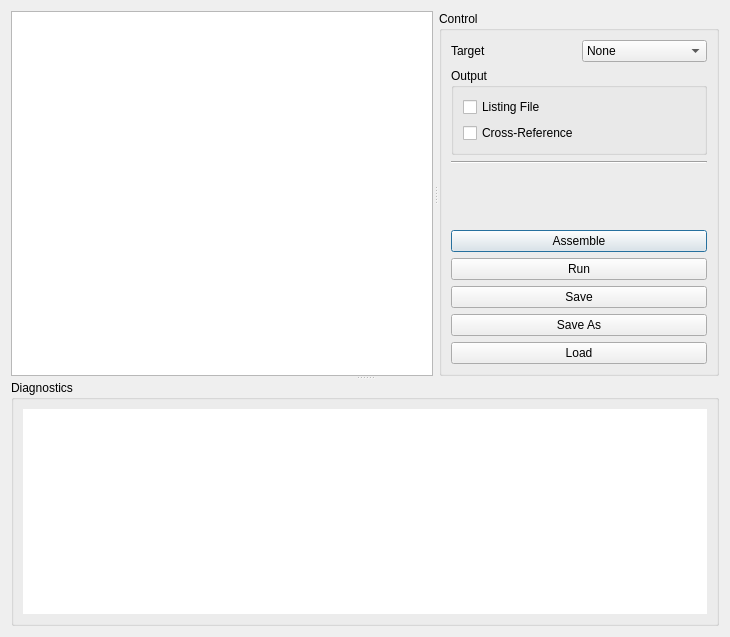
Qt form src/gui/ui/assemblerdialog.ui (42wonko/chip8) before a commit.
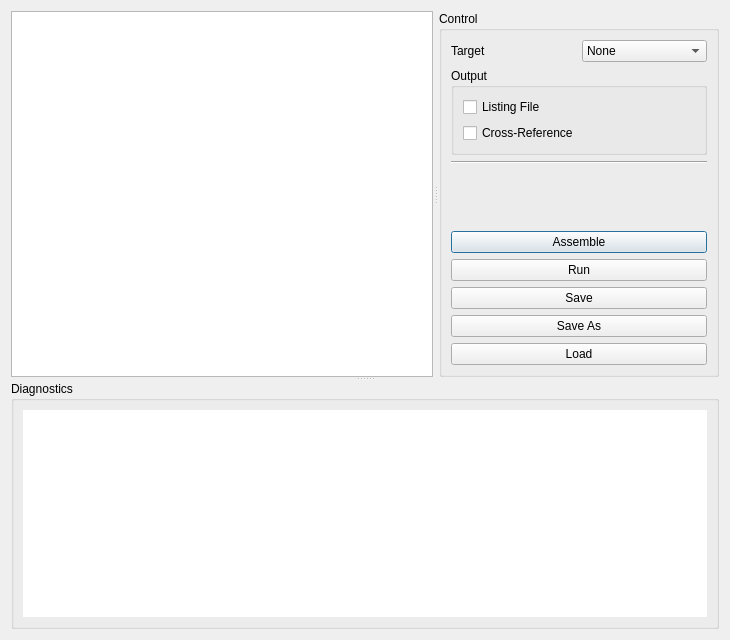
The same form after that commit. Custom widgets are drawn as their Qt base class.

Patch:
```diff
--- a/src/gui/ui/assemblerdialog.ui
+++ b/src/gui/ui/assemblerdialog.ui
@@ -7,7 +7,7 @@
     <x>0</x>
     <y>0</y>
     <width>730</width>
-    <height>637</height>
+    <height>640</height>
    </rect>
   </property>
   <property name="sizePolicy">
```
Left out of the diff: 3 changed lines with no effect on the pictures.
